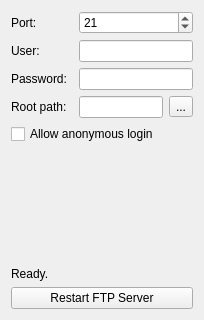
First picture: the form in mainwindow.ui, repository sashoalm/QFtpServer, before the edit.
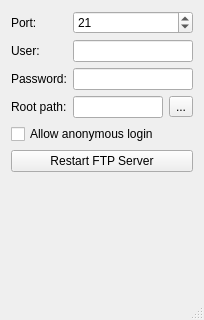
Second picture: the form after the edit.

Commit message: use status bar

Diff of the .ui file:
```diff
--- a/mainwindow.ui
+++ b/mainwindow.ui
@@ -15,36 +15,59 @@
   </property>
   <widget class="QWidget" name="centralWidget">
    <layout class="QGridLayout" name="gridLayout">
-    <item row="0" column="0">
-     <widget class="QLabel" name="label">
+    <item row="0" column="1" colspan="2">
+     <widget class="QSpinBox" name="spinBoxPort">
+      <property name="minimum">
+       <number>1</number>
+      </property>
+      <property name="maximum">
+       <number>65535</number>
+      </property>
+      <property name="value">
+       <number>21</number>
+      </property>
+     </widget>
+    </item>
+    <item row="4" column="1" colspan="2">
+     <widget class="QLineEdit" name="lineEditPassword"/>
+    </item>
+    <item row="6" column="0" colspan="3">
+     <widget class="QCheckBox" name="checkBoxAnonymous">
       <property name="text">
-       <string>Port:</string>
+       <string>Allow anonymous login</string>
       </property>
      </widget>
     </item>
-    <item row="5" column="2">
+    <item row="3" column="0">
+     <widget class="QLabel" name="label_2">
+      <property name="text">
+       <string>User:</string>
+      </property>
+     </widget>
+    </item>
+    <item row="5" column="1">
      <widget class="QLineEdit" name="lineEditRootPath">
       <property name="readOnly">
        <bool>true</bool>
       </property>
      </widget>
     </item>
-    <item row="4" column="0">
-     <widget class="QLabel" name="label_3">
-      <property name="text">
-       <string>Password:</string>
-      </property>
-     </widget>
+    <item row="3" column="1" colspan="2">
+     <widget class="QLineEdit" name="lineEditUserName"/>
     </item>
-    <item row="5" column="3">
+    <item row="5" column="2">
      <widget class="QToolButton" name="toolButtonBrowse">
       <property name="text">
        <string>...</string>
       </property>
      </widget>
     </item>
-    <item row="4" column="2" colspan="2">
-     <widget class="QLineEdit" name="lineEditPassword"/>
+    <item row="10" column="0" colspan="3">
+     <widget class="QPushButton" name="pushButtonRestartServer">
+      <property name="text">
+       <string>Restart FTP Server</string>
+      </property>
+     </widget>
     </item>
     <item row="5" column="0">
      <widget class="QLabel" name="label_5">
@@ -53,30 +76,21 @@
       </property>
      </widget>
     </item>
-    <item row="3" column="0">
-     <widget class="QLabel" name="label_2">
+    <item row="0" column="0">
+     <widget class="QLabel" name="label">
       <property name="text">
-       <string>User:</string>
+       <string>Port:</string>
       </property>
      </widget>
     </item>
-    <item row="3" column="2" colspan="2">
-     <widget class="QLineEdit" name="lineEditUserName"/>
-    </item>
-    <item row="0" column="2" colspan="2">
-     <widget class="QSpinBox" name="spinBoxPort">
-      <property name="minimum">
-       <number>1</number>
+    <item row="4" column="0">
+     <widget class="QLabel" name="label_3">
+      <property name="text">
+       <string>Password:</string>
       </property>
-      <property name="maximum">
-       <number>65535</number>
-      </property>
-      <property name="value">
-       <number>21</number>
-      </property>
      </widget>
     </item>
-    <item row="9" column="0" colspan="4">
+    <item row="11" column="0" colspan="3">
      <spacer name="verticalSpacer">
       <property name="orientation">
        <enum>Qt::Vertical</enum>
@@ -89,27 +103,6 @@
       </property>
      </spacer>
     </item>
-    <item row="6" column="0" colspan="4">
-     <widget class="QCheckBox" name="checkBoxAnonymous">
-      <property name="text">
-       <string>Allow anonymous login</string>
-      </property>
-     </widget>
-    </item>
-    <item row="10" column="0" colspan="4">
-     <widget class="QLabel" name="labelStatus">
-      <property name="text">
-       <string>Ready.</string>
-      </property>
-     </widget>
-    </item>
-    <item row="11" column="0" colspan="4">
-     <widget class="QPushButton" name="pushButtonRestartServer">
-      <property name="text">
-       <string>Restart FTP Server</string>
-      </property>
-     </widget>
-    </item>
    </layout>
   </widget>
   <widget class="QMenuBar" name="menuBar">
@@ -122,6 +115,7 @@
     </rect>
    </property>
   </widget>
+  <widget class="QStatusBar" name="statusBar"/>
  </widget>
  <layoutdefault spacing="6" margin="11"/>
  <resources/>
```
The commit also changes 1 other file.
